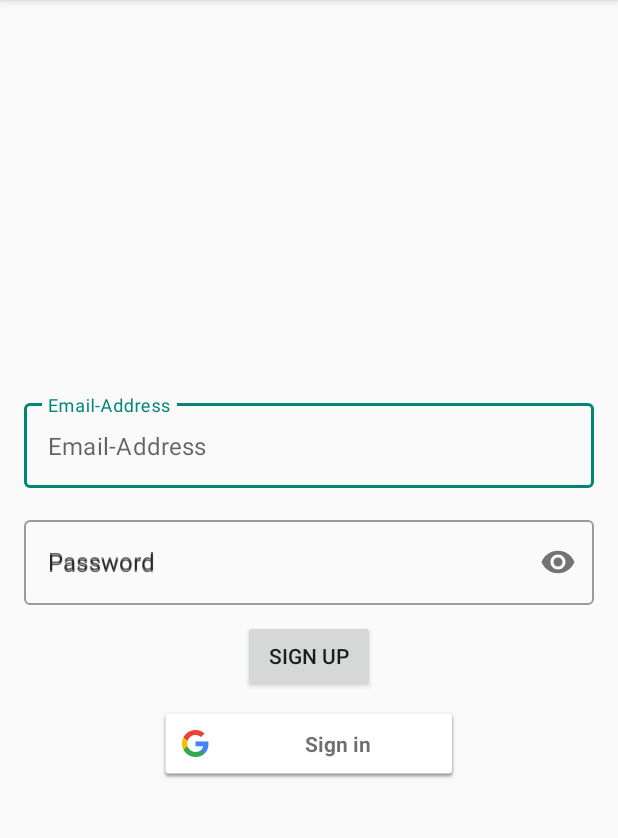
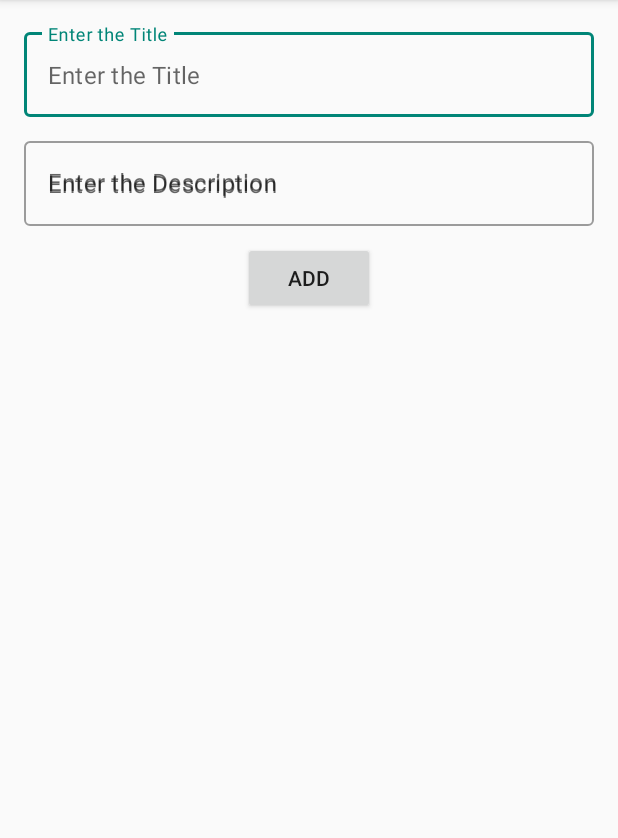
Before and after one commit to shanky199912/Notes-Up, an Android app: the screen it shows after launch (MainActivity), on a phone screen of 412 x 824 dp, the part 84-922 px from its top. Run offline under Robolectric (Android 15) with nearby library versions, the phone set to English and light mode, and no system bars; our stand-ins replace Firebase (no records; nobody signed in at launch, a user with empty details on screens opened directly); 2 statements that could not run were skipped.

```diff
--- a/app/build.gradle
+++ b/app/build.gradle
@@ -30,6 +30,7 @@ dependencies {
     implementation 'androidx.core:core-ktx:1.1.0'
     implementation 'androidx.constraintlayout:constraintlayout:1.1.3'
     implementation 'com.google.firebase:firebase-auth:19.1.0'
+    implementation 'com.firebaseui:firebase-ui-auth:6.0.2'
     implementation 'com.google.firebase:firebase-database:19.1.0'
     testImplementation 'junit:junit:4.12'
     androidTestImplementation 'androidx.test:runner:1.1.1'
--- a/app/src/main/res/layout/activity_main.xml
+++ b/app/src/main/res/layout/activity_main.xml
@@ -3,55 +3,61 @@
     xmlns:app="http://schemas.android.com/apk/res-auto"
     xmlns:tools="http://schemas.android.com/tools"
     android:layout_width="match_parent"
-    android:gravity="center"
     android:layout_height="match_parent"
-    tools:context=".MainActivity"
-    android:orientation="vertical">
+    android:gravity="start"
+    android:orientation="vertical"
+    tools:context=".MainActivity">
+
 
     <com.google.android.material.textfield.TextInputLayout
+        android:id="@+id/title"
+        style="@style/Widget.MaterialComponents.TextInputLayout.OutlinedBox"
         android:layout_width="match_parent"
-        android:hint="Email-Address"
-        android:id="@+id/email"
-        android:layout_margin="16dp"
-        style="@style/Widget.MaterialComponents.TextInputLayout.OutlinedBox"
-        android:layout_height="wrap_content">
+        android:layout_height="wrap_content"
+        android:layout_marginStart="16dp"
+        android:layout_marginTop="16dp"
+        android:layout_marginEnd="16dp"
+        android:layout_marginBottom="5dp"
+        android:hint="Enter the Title">
 
         <com.google.android.material.textfield.TextInputEditText
             android:layout_width="match_parent"
             android:layout_height="wrap_content"
-            android:hint="Email-Address"
-            android:inputType="textEmailAddress"
-            />
+            android:hint="Enter the Title"
+            android:inputType="textEmailAddress" />
     </com.google.android.material.textfield.TextInputLayout>
+
     <com.google.android.material.textfield.TextInputLayout
+        android:id="@+id/email"
+        style="@style/Widget.MaterialComponents.TextInputLayout.OutlinedBox"
         android:layout_width="match_parent"
-        app:passwordToggleEnabled="true"
+        android:layout_height="wrap_content"
         android:layout_marginStart="16dp"
-        android:id="@+id/password"
+        android:layout_marginTop="5dp"
         android:layout_marginEnd="16dp"
-        android:hint="Password"
-        style="@style/Widget.MaterialComponents.TextInputLayout.OutlinedBox"
-        android:layout_height="wrap_content">
+        android:layout_marginBottom="5dp"
+        android:hint="Enter the Description">
 
         <com.google.android.material.textfield.TextInputEditText
             android:layout_width="match_parent"
             android:layout_height="wrap_content"
-            android:inputType="textPassword"
-            android:hint="Password"/>
+            android:hint="Enter the Description"
+            android:inputType="textEmailAddress" />
     </com.google.android.material.textfield.TextInputLayout>
+
     <Button
-        android:text="Sign Up"
-        android:id="@+id/btn"
-        android:layout_margin="10dp"
+        android:id="@+id/btnAdd"
         android:layout_width="wrap_content"
-        android:layout_height="wrap_content"/>
+        android:layout_height="wrap_content"
+        android:layout_gravity="center"
+        android:layout_margin="5dp"
+        android:text="Add" />
 
-<com.google.android.gms.common.SignInButton
-    android:layout_width="200dp"
-    android:id="@+id/sign_in_btn"
-    android:layout_height="wrap_content"
-    android:layout_gravity="center"
-    >
-</com.google.android.gms.common.SignInButton>
-
+    <androidx.recyclerview.widget.RecyclerView
+        android:layout_width="match_parent"
+        android:layout_height="wrap_content"
+        android:id="@+id/rcv"
+        android:layout_marginTop="15dp"
+        android:layout_marginStart="5dp"
+        android:layout_marginEnd="5dp"/>
 </LinearLayout>
```
